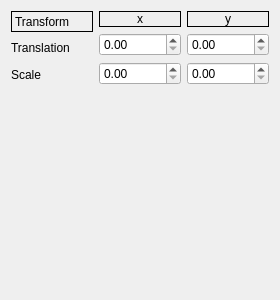
Before: the Qt Designer form dia2/widget2dtransform.ui in albertllopart/QT-Projects, drawn with Qt 5.
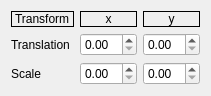
After: the same form once the commit is applied.

Commit message: shape renderer widget

```diff
--- a/dia2/widget2dtransform.ui
+++ b/dia2/widget2dtransform.ui
@@ -6,19 +6,24 @@
    <rect>
     <x>0</x>
     <y>0</y>
-    <width>280</width>
-    <height>300</height>
+    <width>193</width>
+    <height>85</height>
    </rect>
   </property>
+  <property name="minimumSize">
+   <size>
+    <width>0</width>
+    <height>0</height>
+   </size>
+  </property>
   <property name="windowTitle">
    <string>Form</string>
   </property>
-  <layout class="QVBoxLayout" name="verticalLayout_5">
-   <item>
-    <layout class="QHBoxLayout" name="horizontalLayout">
-     <item>
-      <layout class="QVBoxLayout" name="verticalLayout">
-       <item>
+  <layout class="QGridLayout" name="gridLayout">
+   <property name="sizeConstraint">
+    <enum>QLayout::SetFixedSize</enum>
+   </property>
+   <item row="0" column="0">
         <widget class="QLabel" name="label_transform">
          <property name="frameShape">
           <enum>QFrame::Panel</enum>
@@ -37,25 +42,7 @@
          </property>
         </widget>
        </item>
-       <item>
-        <widget class="QLabel" name="label_transform_translation">
-         <property name="text">
-          <string>Translation</string>
-         </property>
-        </widget>
-       </item>
-       <item>
-        <widget class="QLabel" name="label_transform_scale">
-         <property name="text">
-          <string>Scale</string>
-         </property>
-        </widget>
-       </item>
-      </layout>
-     </item>
-     <item>
-      <layout class="QVBoxLayout" name="verticalLayout_2">
-       <item>
+   <item row="0" column="1">
         <widget class="QLabel" name="label_transform_x">
          <property name="frameShape">
           <enum>QFrame::Panel</enum>
@@ -68,17 +55,7 @@
          </property>
         </widget>
        </item>
-       <item>
-        <widget class="QDoubleSpinBox" name="doubleSpinBox_transform_translation_x"/>
-       </item>
-       <item>
-        <widget class="QDoubleSpinBox" name="doubleSpinBox_transform_scale_x"/>
-       </item>
-      </layout>
-     </item>
-     <item>
-      <layout class="QVBoxLayout" name="verticalLayout_3">
-       <item>
+   <item row="0" column="2">
         <widget class="QLabel" name="label_transform_y">
          <property name="frameShape">
           <enum>QFrame::Panel</enum>
@@ -91,28 +68,31 @@
          </property>
         </widget>
        </item>
-       <item>
+   <item row="1" column="0">
+    <widget class="QLabel" name="label_transform_translation">
+     <property name="text">
+      <string>Translation</string>
+     </property>
+    </widget>
+   </item>
+   <item row="1" column="1">
+    <widget class="QDoubleSpinBox" name="doubleSpinBox_transform_translation_x"/>
+   </item>
+   <item row="1" column="2">
         <widget class="QDoubleSpinBox" name="doubleSpinBox_transform_translation_y"/>
        </item>
-       <item>
+   <item row="2" column="0">
+    <widget class="QLabel" name="label_transform_scale">
+     <property name="text">
+      <string>Scale</string>
+     </property>
+    </widget>
+   </item>
+   <item row="2" column="1">
+    <widget class="QDoubleSpinBox" name="doubleSpinBox_transform_scale_x"/>
+   </item>
+   <item row="2" column="2">
         <widget class="QDoubleSpinBox" name="doubleSpinBox_transform_scale_y"/>
-       </item>
-      </layout>
-     </item>
-    </layout>
-   </item>
-   <item>
-    <spacer name="verticalSpacer">
-     <property name="orientation">
-      <enum>Qt::Vertical</enum>
-     </property>
-     <property name="sizeHint" stdset="0">
-      <size>
-       <width>20</width>
-       <height>174</height>
-      </size>
-     </property>
-    </spacer>
    </item>
   </layout>
  </widget>
```
Lines whose indentation alone changed are shown as unchanged. The commit also changes 4 other files.
